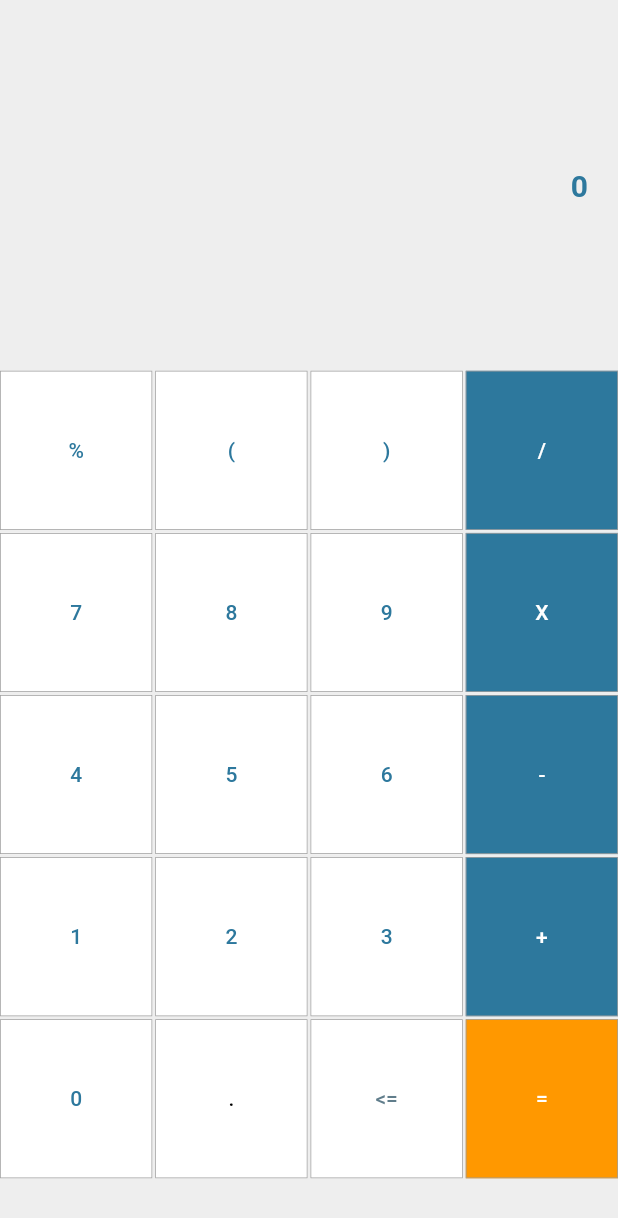
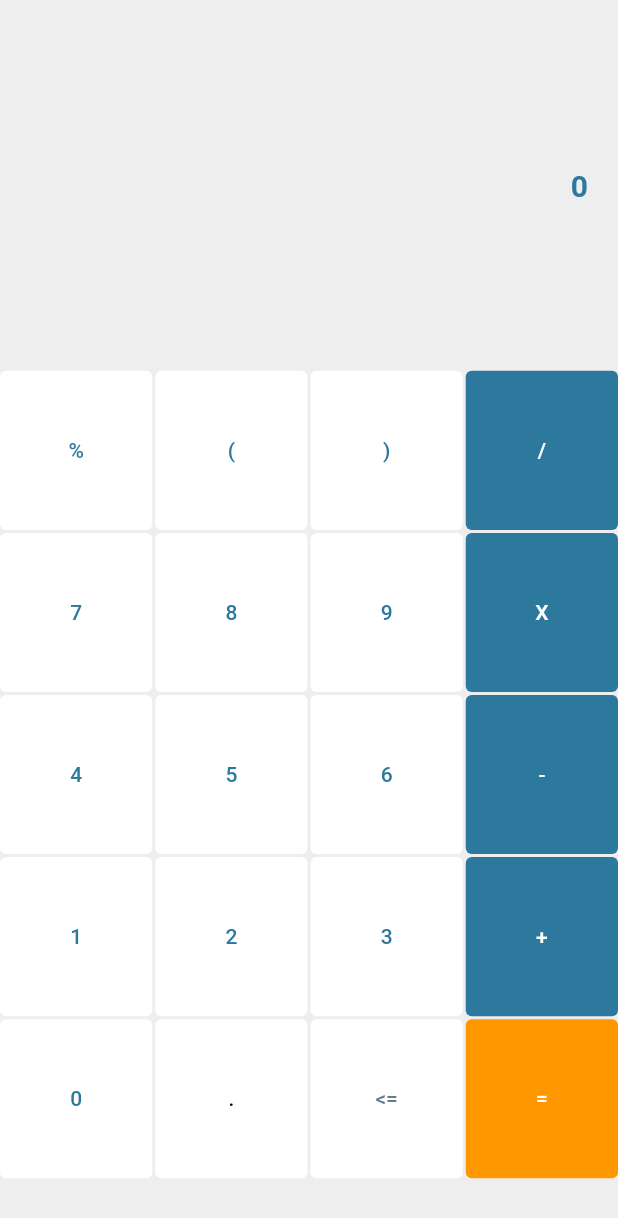
Before and after one commit to jpedrosouza/flutter_calculator, a Flutter app: the screen it shows after launch, on a phone screen of 412 x 824 dp. Shown: the top 1218 px of the screen. Run offline on Flutter 3.47's test engine with Material 2 defaults, Android fonts, the phone set to English and light mode, and no system bars; our stand-ins replace flutter_mobx, mobx; generated files the repository leaves out were written again.

Commit message:
removed CalculatorButton borders

```diff
--- a/lib/src/widgets/calculator_button.dart
+++ b/lib/src/widgets/calculator_button.dart
@@ -29,11 +29,6 @@ class _CalculatorButtonState extends State<CalculatorButton> {
         backgroundColor: MaterialStateProperty.all(
           widget.backgroundColor ?? Colors.white,
         ),
-        shape: MaterialStateProperty.all(
-          const RoundedRectangleBorder(
-            side: BorderSide(color: Colors.grey, width: 0.5),
-          ),
-        ),
       ),
       child: Text(
         widget.text,
```
